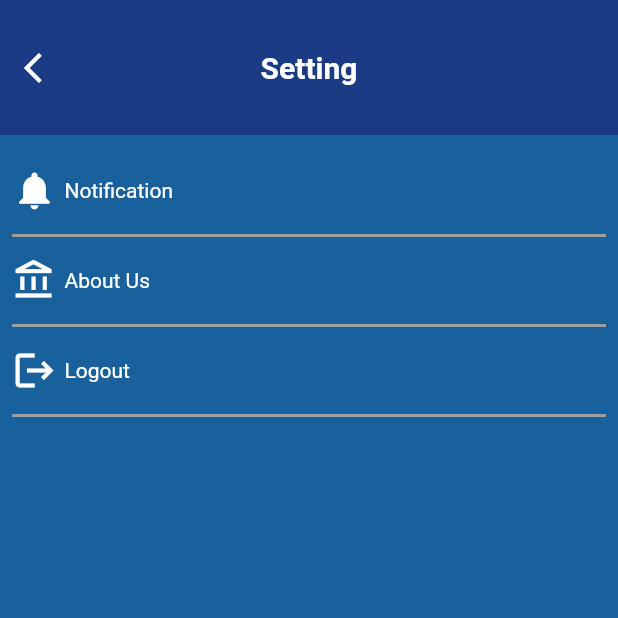
After one commit to saysomphon/qforum, a Flutter app: the screen it shows after launch, on a phone screen of 412 x 824 dp, the top half of it. The commit adds this screen. Run offline on Flutter 3.47's test engine with Material 2 defaults, Android fonts, the phone set to English and light mode, and no system bars; our stand-ins replace cloud_firestore, firebase_core; accounts and stored records are empty.

Commit message:
setting ui design

```diff
--- /dev/null
+++ b/lib/screens/setting/setting_screen.dart
@@ -0,0 +1,86 @@
+import 'package:flutter/material.dart';
+
+class SettingScreen extends StatefulWidget {
+  const SettingScreen({super.key});
+
+  @override
+  State<SettingScreen> createState() => _SettingScreenState();
+}
+
+class _SettingScreenState extends State<SettingScreen> {
+  @override
+  Widget build(BuildContext context) {
+    return Scaffold(
+      appBar: AppBar(
+        leading: const Icon(Icons.arrow_back_ios),
+        centerTitle: true,
+        title: const Text(
+          'Setting',
+          style: TextStyle(fontSize: 20),
+        ),
+      ),
+      body: Container(
+        color: const Color.fromARGB(255, 25, 97, 156),
+        child: ListView(
+          padding: const EdgeInsets.all(8),
+          children: [
+            SettingList(
+              icon: Icons.notifications,
+              title: 'Notification',
+              onTap: () {},
+            ),
+            SettingList(
+              icon: Icons.account_balance_outlined,
+              title: 'About Us',
+              onTap: () {},
+            ),
+            SettingList(
+              icon: Icons.logout,
+              title: 'Logout',
+              onTap: () {},
+            ),
+          ],
+        ),
+      ),
+    );
+  }
+}
+
+class SettingList extends StatelessWidget {
+  final IconData icon;
+  final String title;
+  final GestureTapCallback onTap;
+
+  const SettingList(
+      {Key? key, required this.icon, required this.title, required this.onTap})
+      : super(key: key);
+
+  @override
+  Widget build(BuildContext context) {
+    return InkWell(
+      onTap: () {},
+      child: Container(
+        decoration: const BoxDecoration(
+          border: Border(
+            bottom: BorderSide(width: 2.0, color: Colors.grey),
+          ),
+        ),
+        height: 60,
+        child: Row(
+          children: [
+            Icon(
+              icon,
+              size: 30,
+              color: Colors.white,
+            ),
+            const SizedBox(width: 5),
+            Text(
+              title,
+              style: const TextStyle(color: Colors.white),
+            ),
+          ],
+        ),
+      ),
+    );
+  }
+}
```
Also changed, not shown: lib/main.dart (+2 -48 lines), 2 other files.
